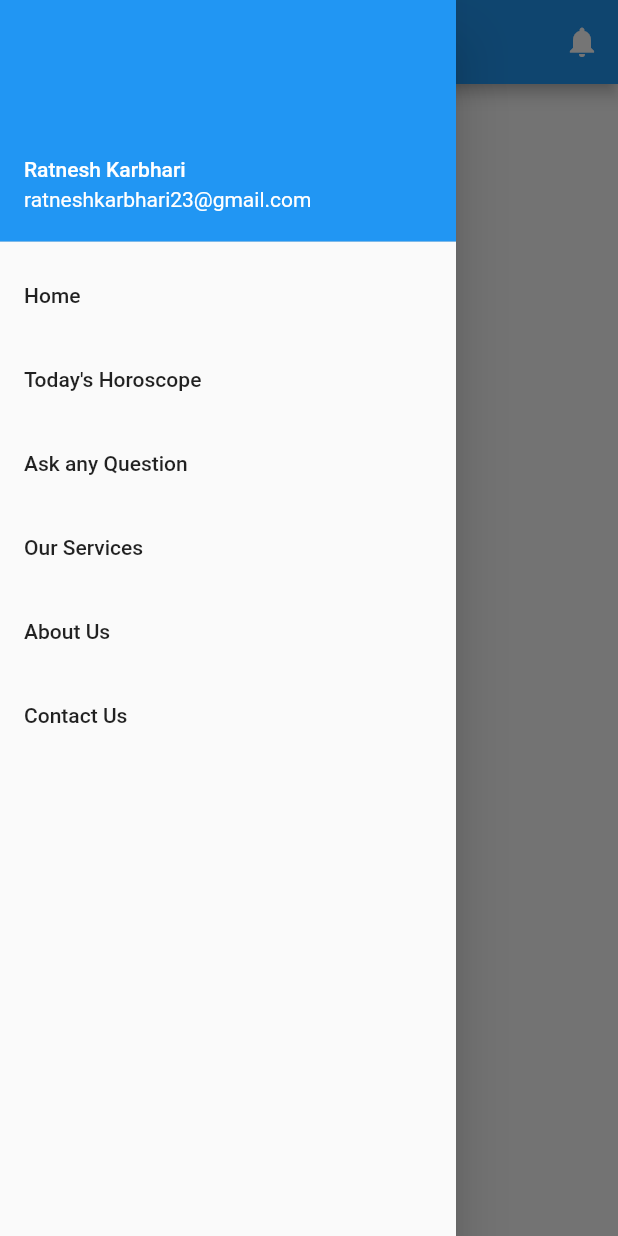
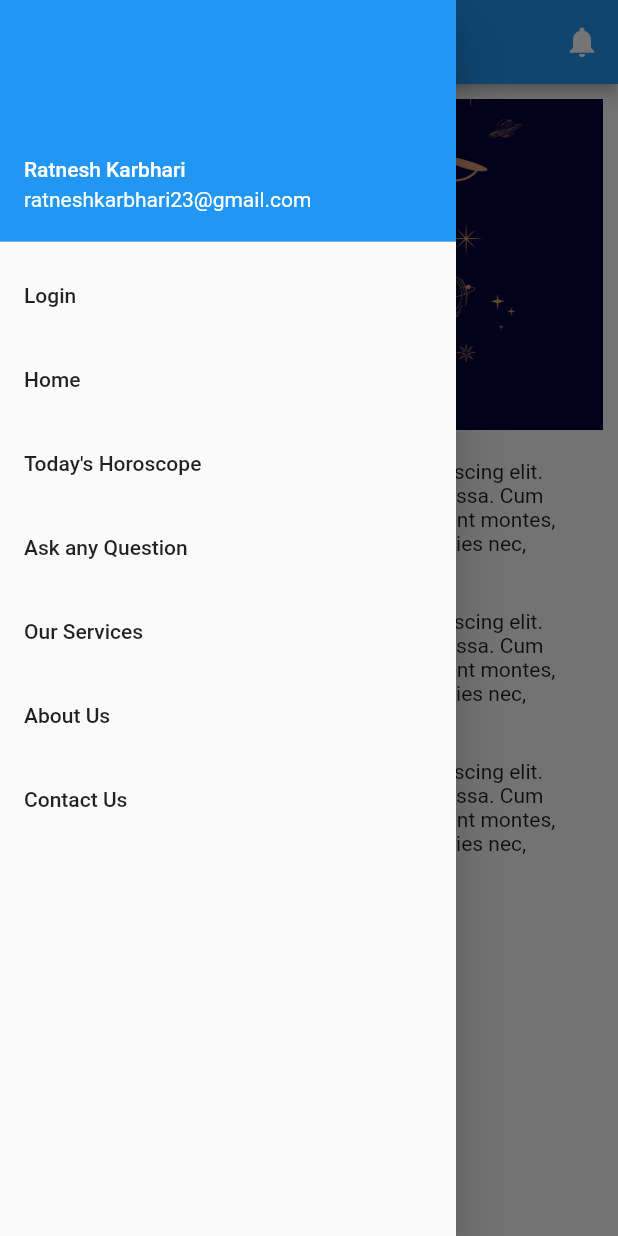
Before and after one commit to ratneshkarbhari/astro_app, a Flutter app: the AboutUs screen opened directly, with the side drawer open, on a phone screen of 412 x 824 dp. Run offline on Flutter 3.47's test engine with Material 2 defaults, Android fonts, the phone set to English and light mode, and no system bars; our stand-ins replace carousel_slider, shared_preferences; accounts and stored records are empty; network calls fail.

Commit message:
added dummy content on contact, about and daily horoscope page

```diff
--- a/lib/main.dart
+++ b/lib/main.dart
@@ -1,6 +1,5 @@
 import 'package:flutter/material.dart';
 import './screens/Home.dart';
-import './screens/Login.dart';
 import 'package:shared_preferences/shared_preferences.dart';
 import './utils/Constants.dart';
 
@@ -14,6 +13,6 @@ Future main() async {
       primarySwatch: Colors.blue,
       visualDensity: VisualDensity.adaptivePlatformDensity,
     ),
-    home: Constants.prefs.getBool("loggedIn") == true ? Home() : Login(),
+    home: Home(),
   ));
 }
--- a/lib/screens/AboutUs.dart
+++ b/lib/screens/AboutUs.dart
@@ -22,7 +22,25 @@ class AboutUsPage extends StatelessWidget {
   @override
   Widget build(BuildContext context) {
     return Container(
-      child: Text("About Us"),
+      child: Padding(
+        padding: const EdgeInsets.all(10.0),
+        child: ListView(
+          children: [
+            Image.asset("assets/images/about.jpg"),
+            SizedBox(height: 20),
+            Text(
+                "Lorem ipsum dolor sit amet, consectetuer adipiscing elit. Aenean commodo ligula eget dolor. Aenean massa. Cum sociis natoque penatibus et magnis dis parturient montes, nascetur ridiculus mus. Donec quam felis, ultricies nec, pellentesque eu, preti"),
+            SizedBox(height: 20),
+            Text(
+                "Lorem ipsum dolor sit amet, consectetuer adipiscing elit. Aenean commodo ligula eget dolor. Aenean massa. Cum sociis natoque penatibus et magnis dis parturient montes, nascetur ridiculus mus. Donec quam felis, ultricies nec, pellentesque eu, preti"),
+            SizedBox(height: 20),
+            Text(
+                "Lorem ipsum dolor sit amet, consectetuer adipiscing elit. Aenean commodo ligula eget dolor. Aenean massa. Cum sociis natoque penatibus et magnis dis parturient montes, nascetur ridiculus mus. Donec quam felis, ultricies nec, pellentesque eu, preti"),
+            SizedBox(height: 20),
+
+          ],
+        ),
+      ),
     );
   }
 }
--- a/lib/screens/Login.dart
+++ b/lib/screens/Login.dart
@@ -1,6 +1,5 @@
 import 'package:flutter/material.dart';
 import 'package:flutter/services.dart';
-import 'package:shared_preferences/shared_preferences.dart';
 import '../utils/Constants.dart';
 import 'Home.dart';
 
@@ -46,7 +45,7 @@ class _LoginPageState extends State<LoginPage> {
         child: Center(
           child: ListView(
             children: [
-              Image.network("https://dummyimage.com/600x400/000/fff"),
+              Image.asset("assets/images/logo.webp"),
               Text(_loginError),
               TextField(
                 keyboardType: TextInputType.emailAddress,
--- a/lib/templates/DrawerTemplate.dart
+++ b/lib/templates/DrawerTemplate.dart
@@ -5,6 +5,7 @@ import '../screens/AboutUs.dart';
 import '../screens/ContactUs.dart';
 import '../screens/AskAnyQuestion.dart';
 import '../screens/OurServices.dart';
+import '../screens/Login.dart';
 
 class DrawerTemplate extends StatelessWidget {
   @override
@@ -15,6 +16,12 @@ class DrawerTemplate extends StatelessWidget {
           UserAccountsDrawerHeader(
             accountName: Text("Ratnesh Karbhari"),
             accountEmail: Text("ratneshkarbhari23@gmail.com"),
+          ),
+          ListTile(
+            onTap: (){
+              Navigator.push(context,MaterialPageRoute(builder: (context)=>Login()));
+            },
+            title: Text("Login"),
           ),
           ListTile(
             onTap: (){
```
Also changed, not shown: lib/screens/ContactUs.dart (+20 -1 lines), lib/screens/DailyHoroScope.dart (+12 -1 lines), lib/screens/Home.dart (+7 -2 lines), lib/screens/Service.dart (+31 -30 lines), pubspec.yaml (+4 -4 lines), assets/images/about.jpg (added), assets/images/contact.jpg (added), assets/images/daily.jpg (added), assets/images/logo.webp (added), pubspec.lock.
